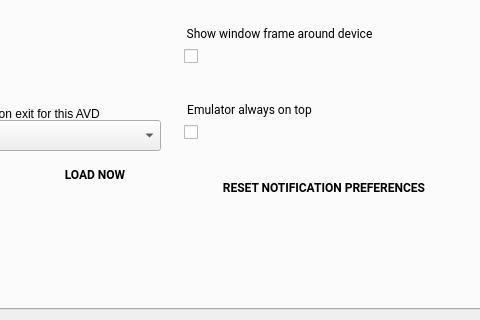
Above: android/android-emu/android/skin/qt/extended-pages/settings-page.ui from aosp-mirror/platform_external_qemu before the change; both pictures show x 142 to 622 and y 260 to 580 of the 622 by 580 pixel window. Below: the same form after it.
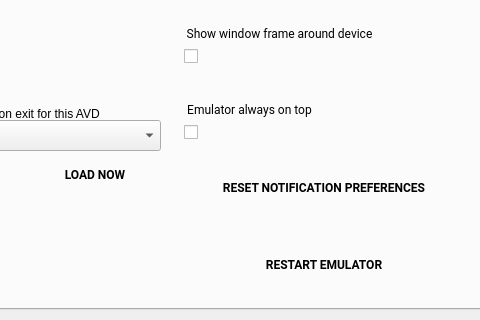
That is the form after the change. Icons and pictures are not drawn. Custom widgets are drawn as their Qt base class.

Commit message: WIP: restart mechanism

The edit to the form file:
```diff
--- a/android/android-emu/android/skin/qt/extended-pages/settings-page.ui
+++ b/android/android-emu/android/skin/qt/extended-pages/settings-page.ui
@@ -757,6 +757,35 @@
       </property>
      </item>
     </widget>
+    <widget class="RaisedMaterialButton" name="set_restartEmulator">
+     <property name="geometry">
+      <rect>
+       <x>324</x>
+       <y>460</y>
+       <width>280</width>
+       <height>36</height>
+      </rect>
+     </property>
+     <property name="font">
+      <font>
+       <family>Roboto</family>
+       <weight>75</weight>
+       <bold>true</bold>
+      </font>
+     </property>
+     <property name="text">
+      <string>RESTART EMULATOR</string>
+     </property>
+     <property name="flat">
+      <bool>true</bool>
+     </property>
+     <property name="ColorGroup" stdset="0">
+      <string>Button</string>
+     </property>
+     <property name="report_metrics" stdset="0">
+      <bool>false</bool>
+     </property>
+    </widget>
    </widget>
    <widget class="QWidget" name="tab_2">
     <attribute name="title">
```
The commit also changes 7 other files.
